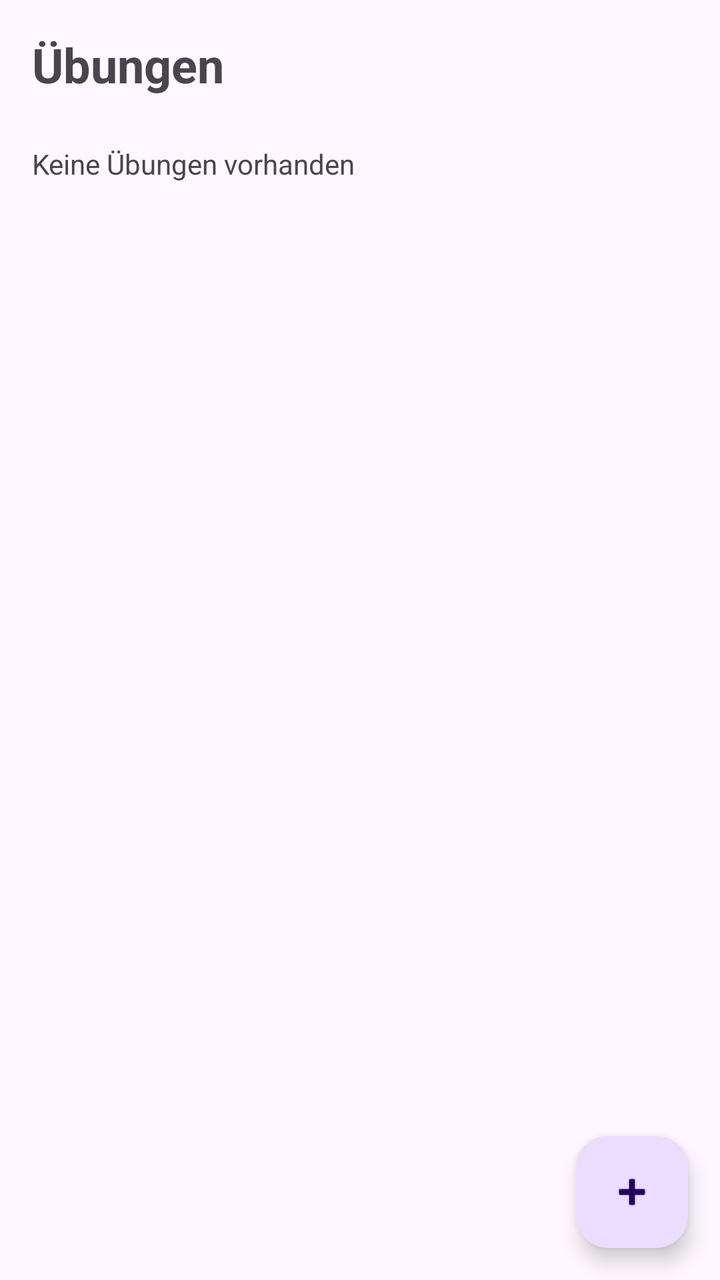
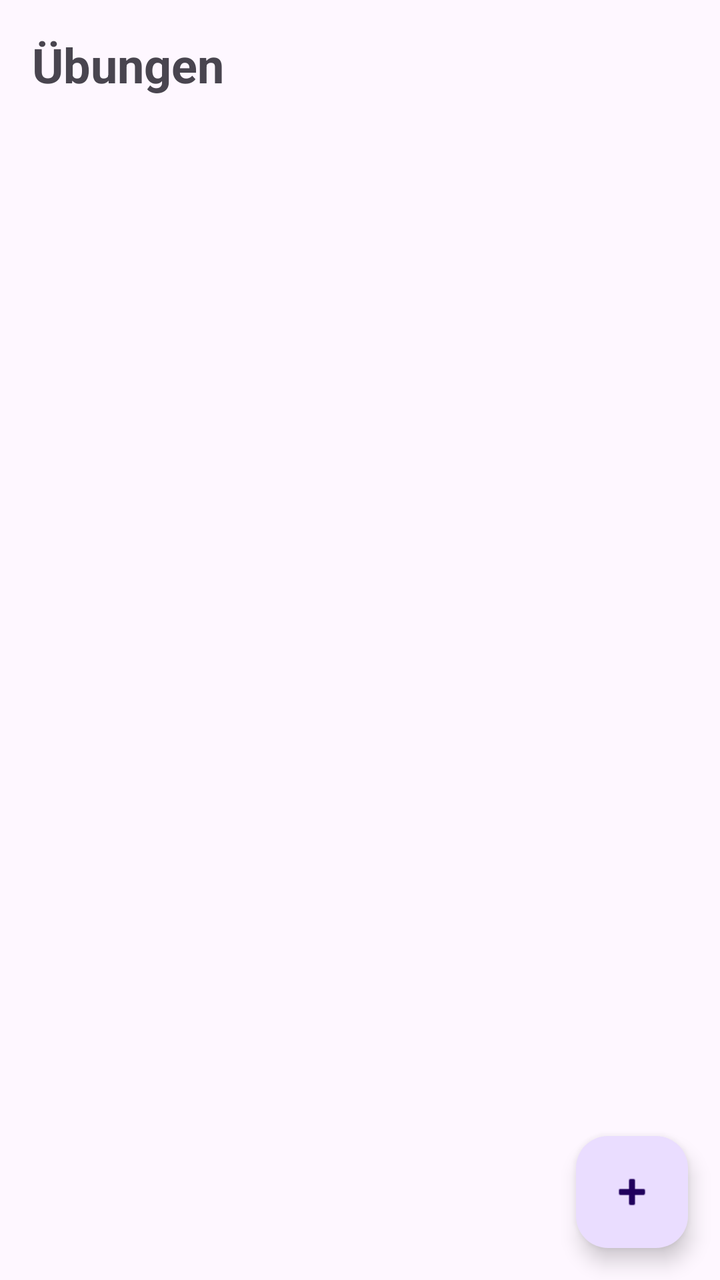

Two renders of the same Android screen: before a commit and after it. Below are the layout's source before the change and the commit's diff.
<!-- AndroidManifest.xml: application theme Theme.Workout -->
<!-- res/layout/fragment_exercise_list.xml -->
<?xml version="1.0" encoding="utf-8"?>
<FrameLayout
    xmlns:android="http://schemas.android.com/apk/res/android"
    xmlns:app="http://schemas.android.com/apk/res-auto"
    android:layout_width="match_parent"
    android:layout_height="match_parent">

    <LinearLayout
        android:layout_width="match_parent"
        android:layout_height="match_parent"
        android:orientation="vertical"
        android:padding="16dp">

        <TextView
            android:layout_width="wrap_content"
            android:layout_height="wrap_content"
            android:text="@string/uebungen"
            android:textSize="24sp"
            android:textStyle="bold"/>

        <TextView
            android:id="@+id/txtEmpty"
            android:layout_width="wrap_content"
            android:layout_height="wrap_content"
            android:layout_marginTop="24dp"
            android:text="@string/keine_uebungen_vorhanden"/>

        <androidx.recyclerview.widget.RecyclerView
            android:id="@+id/recyclerExercises"
            android:layout_width="match_parent"
            android:layout_height="0dp"
            android:layout_weight="1"/>

    </LinearLayout>

    <com.google.android.material.floatingactionbutton.FloatingActionButton
        android:id="@+id/fabAddExercise"
        android:layout_width="wrap_content"
        android:layout_height="wrap_content"
        android:layout_gravity="bottom|end"
        android:layout_margin="16dp"
        app:srcCompat="@android:drawable/ic_input_add"/>

</FrameLayout>
<!-- resources referenced by this layout -->
<resources>
  <string name="keine_uebungen_vorhanden">Keine Übungen vorhanden</string>
  <string name="uebungen">Übungen</string>
  <style name="Theme.Workout" parent="Base.Theme.Workout" />
  <style name="Base.Theme.Workout" parent="Theme.Material3.DayNight.NoActionBar">
          
          
      </style>
</resources>

<!-- the commit's change to res/layout/fragment_exercise_list.xml (unified diff, before → after) -->
@@ -23,7 +23,8 @@
             android:layout_width="wrap_content"
             android:layout_height="wrap_content"
             android:layout_marginTop="24dp"
-            android:text="@string/keine_uebungen_vorhanden"/>
+            android:text="@string/keine_uebungen_vorhanden"
+            android:visibility="gone"/>
 
         <androidx.recyclerview.widget.RecyclerView
             android:id="@+id/recyclerExercises"
